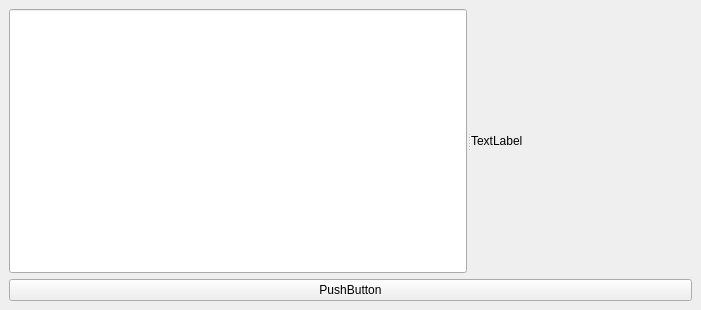
Old version of the form mainwindow.ui in the repository serarandal/BallisticsStudy.
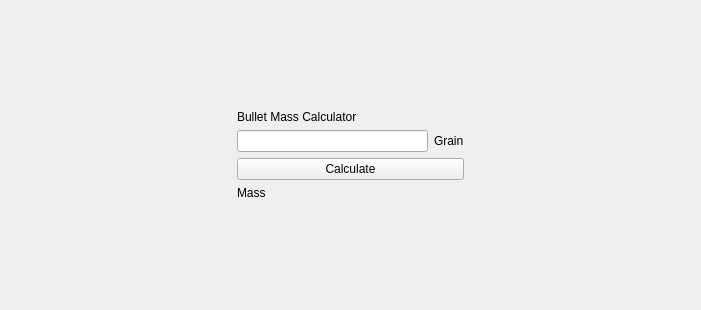
New version of the form.

Commit message: commit numberº 3 : Bullet mass calculation with grain added

What changed in the file:
```diff
--- a/mainwindow.ui
+++ b/mainwindow.ui
@@ -14,30 +14,97 @@
    <string>MainWindow</string>
   </property>
   <widget class="QWidget" name="centralwidget">
-   <layout class="QGridLayout" name="gridLayout">
-    <item row="0" column="0">
-     <widget class="QSplitter" name="splitter">
+   <layout class="QGridLayout" name="gridLayout_2">
+    <item row="1" column="1">
+     <layout class="QGridLayout" name="gridLayout">
+      <item row="3" column="0" colspan="2">
+       <widget class="QPushButton" name="pushButton">
+        <property name="text">
+         <string>Calculate</string>
+        </property>
+       </widget>
+      </item>
+      <item row="2" column="1">
+       <widget class="QLabel" name="label">
+        <property name="text">
+         <string>Grain</string>
+        </property>
+       </widget>
+      </item>
+      <item row="2" column="0">
+       <widget class="QLineEdit" name="TEST">
+        <property name="text">
+         <string/>
+        </property>
+       </widget>
+      </item>
+      <item row="1" column="0">
+       <widget class="QLabel" name="label_2">
+        <property name="text">
+         <string>Bullet Mass Calculator</string>
+        </property>
+       </widget>
+      </item>
+      <item row="4" column="0">
+       <widget class="QLabel" name="label_3">
+        <property name="text">
+         <string>Mass</string>
+        </property>
+       </widget>
+      </item>
+     </layout>
+    </item>
+    <item row="1" column="2">
+     <spacer name="horizontalSpacer_2">
       <property name="orientation">
        <enum>Qt::Horizontal</enum>
       </property>
-      <widget class="QLineEdit" name="TEST">
-       <property name="text">
-        <string/>
-       </property>
-      </widget>
-      <widget class="QLabel" name="label">
-       <property name="text">
-        <string>TextLabel</string>
-       </property>
-      </widget>
-     </widget>
+      <property name="sizeHint" stdset="0">
+       <size>
+        <width>40</width>
+        <height>20</height>
+       </size>
+      </property>
+     </spacer>
+    </item>
+    <item row="2" column="1">
+     <spacer name="verticalSpacer">
+      <property name="orientation">
+       <enum>Qt::Vertical</enum>
+      </property>
+      <property name="sizeHint" stdset="0">
+       <size>
+        <width>20</width>
+        <height>40</height>
+       </size>
+      </property>
+     </spacer>
     </item>
     <item row="1" column="0">
-     <widget class="QPushButton" name="pushButton">
-      <property name="text">
-       <string>PushButton</string>
+     <spacer name="horizontalSpacer">
+      <property name="orientation">
+       <enum>Qt::Horizontal</enum>
       </property>
-     </widget>
+      <property name="sizeHint" stdset="0">
+       <size>
+        <width>40</width>
+        <height>20</height>
+       </size>
+      </property>
+     </spacer>
+    </item>
+    <item row="0" column="1">
+     <spacer name="verticalSpacer_2">
+      <property name="orientation">
+       <enum>Qt::Vertical</enum>
+      </property>
+      <property name="sizeHint" stdset="0">
+       <size>
+        <width>20</width>
+        <height>40</height>
+       </size>
+      </property>
+     </spacer>
     </item>
    </layout>
   </widget>
```
The commit also changes 343 other files.
